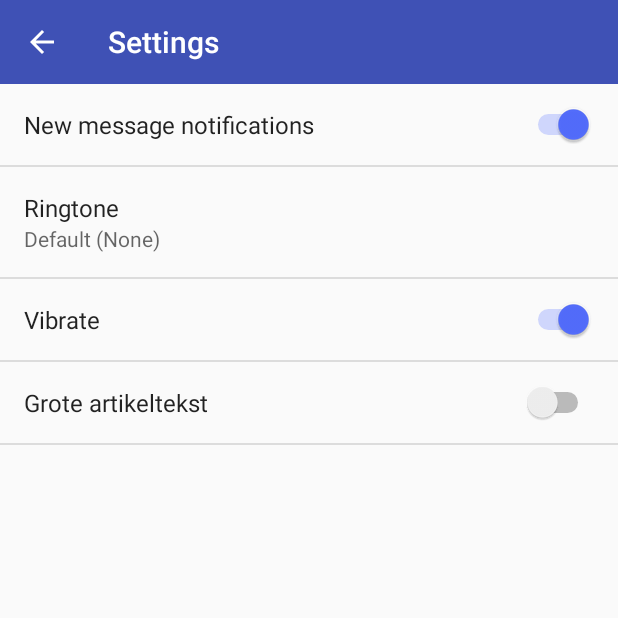
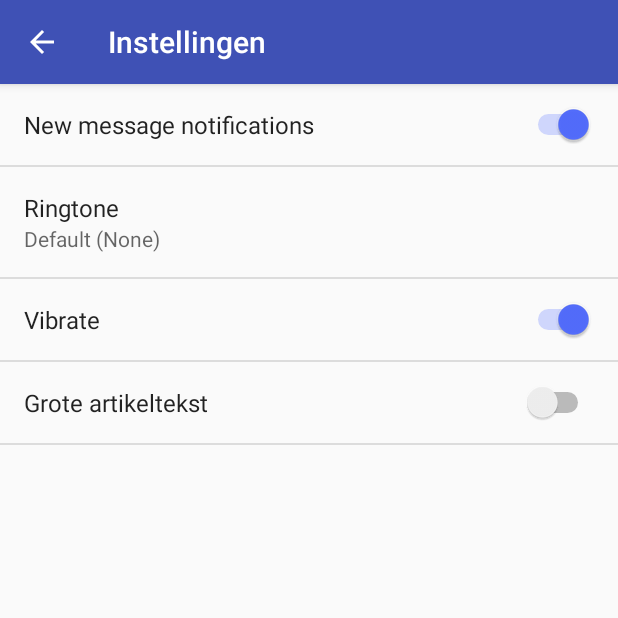
Before and after one commit to pyramid500/MyApplication, an Android app: the SettingsActivity screen opened directly, with no data from a screen before it, on a phone screen of 412 x 824 dp, the top half of it. Run offline under Robolectric (Android 15) with nearby library versions, the light colour scheme and no system bars; network calls fail.

Commit message:
Settings page styling
Added shadow and changed toolbar title.

```diff
--- a/app/src/main/res/layout/settings_toolbar.xml
+++ b/app/src/main/res/layout/settings_toolbar.xml
@@ -7,8 +7,9 @@
     android:layout_width="match_parent"
     android:layout_height="wrap_content"
     android:minHeight="?attr/actionBarSize"
+    android:elevation="4dp"
     app:navigationContentDescription="@string/abc_action_bar_up_description"
     android:background="?attr/colorPrimary"
     app:navigationIcon="?attr/homeAsUpIndicator"
-    app:title="Settings"
+    app:title="Instellingen"
     />
```
